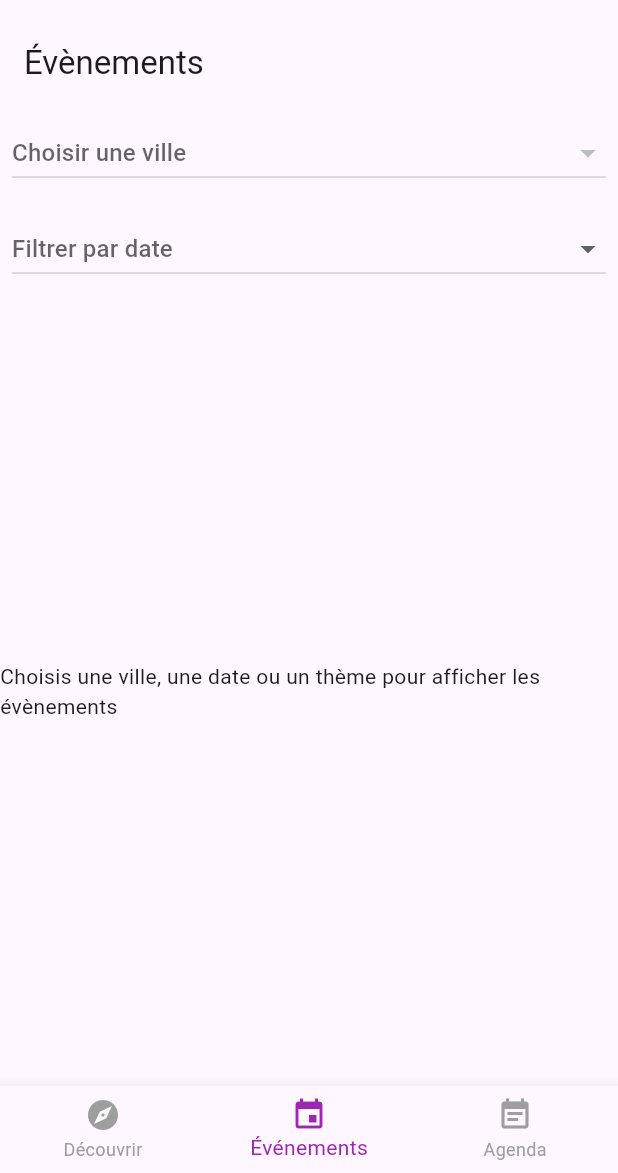
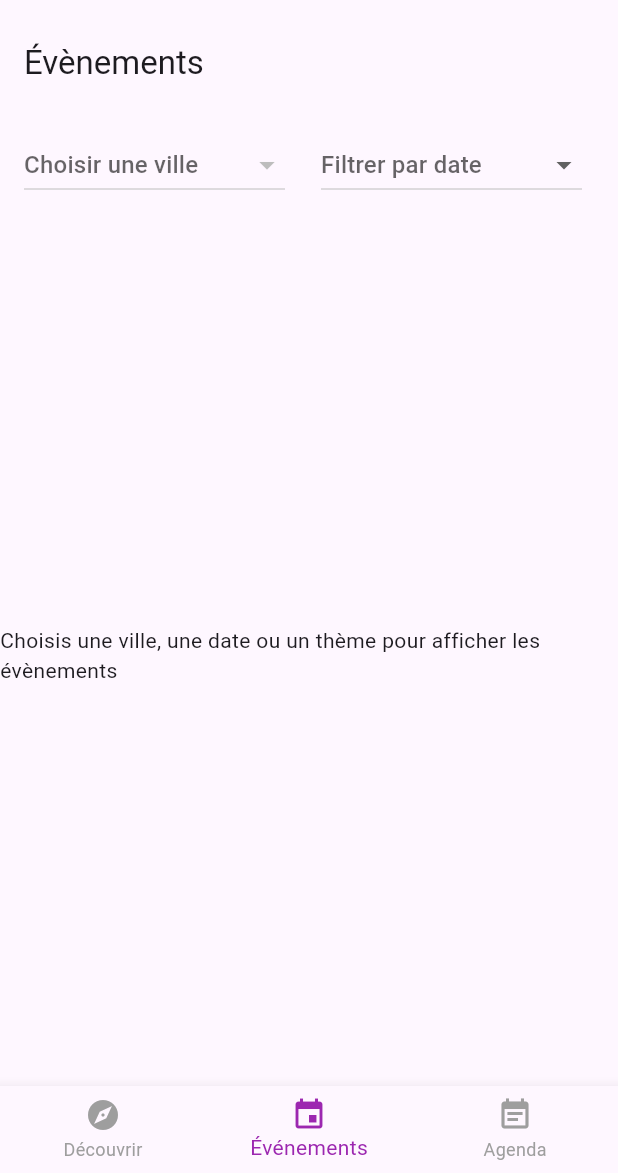
Before and after one commit to Mehdi-Mouilbeau/sortir-a-nantes, a Flutter app: the screen it shows after launch, item 2 of the bottom bar chosen, on a phone screen of 412 x 824 dp, the part 63-1236 px from its top. Run offline on Flutter 3.47's test engine with Material 3 defaults, Android fonts, the phone set to English and light mode, and no system bars; our stand-ins replace flutter_dotenv, flutter_local_notifications, flutter_map, geolocator, latlong2, multi_select_flutter and 4 more; network calls fail.

Commit message:
correctif UX UI

```diff
--- a/lib/models/event.dart
+++ b/lib/models/event.dart
@@ -61,7 +61,7 @@ class Event {
       address: json['adresse'] ?? '',
       city: json['ville'] ?? '',
       postalCode: json['code_postal']?.toString() ?? '',
-      website: json['lieu_siteweb'] ?? json['url_site'] ?? null,
+      website: json['lieu_siteweb'] ?? json['url_site'],
       isFree: (json['gratuit']?.toString().toLowerCase() ?? 'non') == 'oui',
       latitude: ((json['latitude'] ??
                   (json['location_latlong'] != null
--- a/lib/screens/events/events_list_screen.dart
+++ b/lib/screens/events/events_list_screen.dart
@@ -1,4 +1,5 @@
 import 'package:flutter/material.dart';
+import 'package:sortir_a_nantes/widgets/event_card_list.dart';
 import '../../models/event.dart';
 import './event_detail_screen.dart';
 import '../../services/event_service.dart';
@@ -80,9 +81,11 @@ class _EventListScreenState extends State<EventListScreen> {
       case DateFilter.today:
         return DateTime(now.year, now.month, now.day);
       case DateFilter.next3Days:
-        return DateTime(now.year, now.month, now.day).add(const Duration(days: 3));
+        return DateTime(now.year, now.month, now.day)
+            .add(const Duration(days: 3));
       case DateFilter.thisWeek:
-        return DateTime(now.year, now.month, now.day).add(const Duration(days: 7));
+        return DateTime(now.year, now.month, now.day)
+            .add(const Duration(days: 7));
       case DateFilter.custom:
         return customRange?.end;
       default:
@@ -104,9 +107,18 @@ class _EventListScreenState extends State<EventListScreen> {
     return Scaffold(
       appBar: AppBar(title: const Text("Évènements")),
       body: Column(
+        crossAxisAlignment: CrossAxisAlignment.stretch,
         children: [
-          // Dropdown pour sélectionner la ville
-          CityDropdown(
+          Padding(
+            padding: const EdgeInsets.all(8.0),
+            child: Wrap(
+              spacing: 8, // espace horizontal
+              runSpacing: 8, // espace vertical si ça passe à la ligne
+              children: [
+                SizedBox(
+                  width: MediaQuery.of(context).size.width / 2 -
+                      16, // moitié de l’écran
+                  child: CityDropdown(
                     cities: cities,
                     selectedCity: selectedCity,
                     onChanged: (value) {
@@ -115,16 +127,19 @@ class _EventListScreenState extends State<EventListScreen> {
                       });
                     },
                   ),
-
-          // Dropdown pour filtrer par date
-          DateFilterDropdown(
+                ),
+                SizedBox(
+                  width: MediaQuery.of(context).size.width / 2 - 16,
+                  child: DateFilterDropdown(
                     selectedDateFilter: selectedDateFilter,
                     onChanged: (value) async {
                       if (value == DateFilter.custom) {
                         final range = await showDateRangePicker(
                           context: context,
-                  firstDate: DateTime.now().subtract(const Duration(days: 365)),
-                  lastDate: DateTime.now().add(const Duration(days: 365)),
+                          firstDate: DateTime.now()
+                              .subtract(const Duration(days: 365)),
+                          lastDate:
+                              DateTime.now().add(const Duration(days: 365)),
                         );
                         if (range != null) {
                           setState(() {
@@ -140,9 +155,15 @@ class _EventListScreenState extends State<EventListScreen> {
                       }
                     },
                   ),
+                ),
+              ],
+            ),
+          ),
 
           if (allThemes.isNotEmpty)
-            ThemeDropdown(
+            Padding(
+              padding: const EdgeInsets.symmetric(horizontal: 8.0),
+              child: ThemeDropdown(
                 allThemes: allThemes,
                 selectedThemes: selectedThemes,
                 onChanged: (values) {
@@ -150,6 +171,7 @@ class _EventListScreenState extends State<EventListScreen> {
                     selectedThemes = values;
                   });
                 },
+              ),
             ),
 
           // Liste des événements
@@ -166,9 +188,11 @@ class _EventListScreenState extends State<EventListScreen> {
                       if (snapshot.connectionState == ConnectionState.waiting) {
                         return const Center(child: CircularProgressIndicator());
                       } else if (snapshot.hasError) {
-                        return Center(child: Text("Erreur : ${snapshot.error}"));
+                        return Center(
+                            child: Text("Erreur : ${snapshot.error}"));
                       } else if (!snapshot.hasData || snapshot.data!.isEmpty) {
-                        return const Center(child: Text("Aucun évènement trouvé"));
+                        return const Center(
+                            child: Text("Aucun évènement trouvé"));
                       }
 
                       final events = snapshot.data!;
@@ -176,9 +200,8 @@ class _EventListScreenState extends State<EventListScreen> {
                         itemCount: events.length,
                         itemBuilder: (context, index) {
                           final event = events[index];
-                          return ListTile(
-                            title: Text(event.name),
-                            subtitle: Text("${event.placeName} - ${event.city}"),
+                          return EventCardList(
+                            event: event,
                             onTap: () {
                               Navigator.push(
                                 context,
@@ -194,7 +217,8 @@ class _EventListScreenState extends State<EventListScreen> {
                     },
                   )
                 : const Center(
-                    child: Text("Choisis une ville, une date ou un thème pour afficher les évènements"),
+                    child: Text(
+                        "Choisis une ville, une date ou un thème pour afficher les évènements"),
                   ),
           ),
         ],
--- a/lib/screens/home/home_screen.dart
+++ b/lib/screens/home/home_screen.dart
@@ -3,6 +3,7 @@ import 'package:sortir_a_nantes/models/event.dart';
 import 'package:sortir_a_nantes/screens/agenda/agenda_screen.dart';
 import 'package:sortir_a_nantes/screens/events/events_list_screen.dart';
 import 'package:sortir_a_nantes/services/event_service.dart';
+import 'package:sortir_a_nantes/services/notification_service.dart';
 import 'package:sortir_a_nantes/widgets/weather_widget.dart';
 import 'package:sortir_a_nantes/widgets/event_card.dart';
 import 'package:sortir_a_nantes/screens/events/event_detail_screen.dart';
@@ -21,12 +22,19 @@ class _HomeScreenState extends State<HomeScreen> {
   @override
   void initState() {
     super.initState();
-    _eventsFuture = EventService().fetchEvents(limit: 20);
+    final now = DateTime.now();
+    final nextWeek = now.add(const Duration(days: 7));
+
+    _eventsFuture = EventService().fetchEvents(
+      startDate: now,
+      endDate: nextWeek,
+      limit: 20,
+    );
   }
 
   @override
   Widget build(BuildContext context) {
-    final List<Widget> _pages = [
+    final List<Widget> pages = [
       _buildDiscoverPage(),
       const EventListScreen(),
       const AgendaScreen(),
@@ -34,7 +42,7 @@ class _HomeScreenState extends State<HomeScreen> {
 
     return Scaffold(
       appBar: AppBar(title: const Text("Sortir à Nantes")),
-      body: _pages[_currentIndex],
+      body: pages[_currentIndex],
       bottomNavigationBar: BottomNavigationBar(
         currentIndex: _currentIndex,
         selectedItemColor: Colors.purple,
@@ -100,8 +108,13 @@ class _HomeScreenState extends State<HomeScreen> {
                 ],
               ),
               const SizedBox(height: 12),
+              ElevatedButton(
+                onPressed: () async {
+                  await NotificationService().testNotification();
+                },
+                child: const Text("Tester une notif immédiate"),
+              ),
 
-              // GridView des EventCard
               GridView.builder(
                 shrinkWrap: true,
                 physics: const NeverScrollableScrollPhysics(),
--- a/pubspec.yaml
+++ b/pubspec.yaml
@@ -22,7 +22,9 @@ dependencies:
   timezone: ^0.10.1
   table_calendar: ^3.2.0
   flutter_dotenv: ^6.0.0
+  url_launcher: ^6.3.2
 
+  intl: any
 dev_dependencies:
   flutter_test:
     sdk: flutter
```
Also changed, not shown: lib/main.dart (+2 -32 lines), lib/screens/events/event_detail_screen.dart (+29 -19 lines), lib/screens/parkings/parking_screen.dart (+38 -12 lines), lib/services/notification_service.dart (+30 -6 lines), lib/utils/maps_redirection.dart (added, +17 -0 lines), lib/widgets/event_card_list.dart (added, +87 -0 lines), pubspec.lock, 5 other files. Lines whose indentation alone changed are shown as unchanged.
